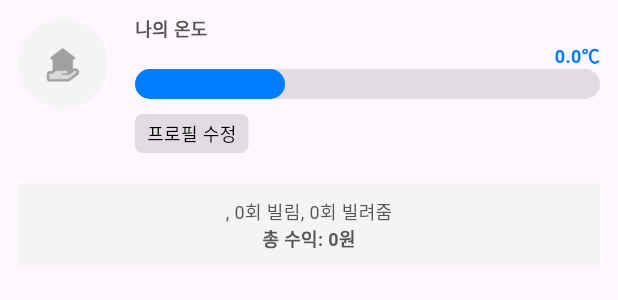
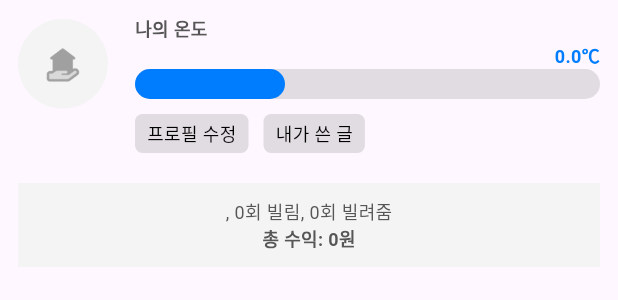
Before and after one commit to billimiut/billimiut_app, a Flutter app: the ProfileCard widget shown alone on an empty page, opened directly with empty values, on a phone screen of 412 x 824 dp. Shown: the top 300 px of the screen. Run offline on Flutter 3.47's test engine with Material 3 defaults, Android fonts, the phone set to English and light mode, and no system bars; our stand-ins replace cloud_firestore, firebase_core, flutter_datetime_picker_plus, flutter_dotenv, flutter_svg, font_awesome_flutter and 4 more; accounts and stored records are empty.

Commit message:
design: 마이페이지 디자인 수정

```diff
--- a/lib/screens/my_page_screen.dart
+++ b/lib/screens/my_page_screen.dart
@@ -80,26 +80,6 @@ class _MyPageState extends State<MyPage> {
                 lendCount: user.lendCount,
                 totalMoney: user.totalMoney,
               ),
-              //임시로 생성///////
-              GestureDetector(
-                onTap: () {
-                  Navigator.push(
-                    context,
-                    MaterialPageRoute(
-                      builder: (context) =>
-                          const MyPostsScreen(), // MyPostsScreen으로 이동
-                    ),
-                  );
-                },
-                child: const Text(
-                  '내가 쓴 글',
-                  style: TextStyle(
-                    fontSize: 15,
-                    color: Colors.black,
-                  ),
-                ),
-              ),
-              //////////////////
               Column(
                 children: [
                   Container(
--- a/lib/widgets/profile_card.dart
+++ b/lib/widgets/profile_card.dart
@@ -1,5 +1,6 @@
 import 'dart:convert';
 
+import 'package:billimiut_app/screens/my_posts_screen.dart';
 import 'package:flutter/material.dart';
 
 class ProfileCard extends StatelessWidget {
@@ -131,6 +132,9 @@ class ProfileCard extends StatelessWidget {
                       const SizedBox(
                         height: 10,
                       ),
+                      Row(
+                        //mainAxisAlignment: MainAxisAlignment.spaceBetween,
+                        children: [
                           GestureDetector(
                             onTap: () {},
                             child: Container(
@@ -151,6 +155,40 @@ class ProfileCard extends StatelessWidget {
                                 ),
                               ),
                             ),
+                          ),
+                          const SizedBox(
+                            width: 10,
+                          ),
+                          GestureDetector(
+                            onTap: () {
+                              Navigator.push(
+                                context,
+                                MaterialPageRoute(
+                                  builder: (context) =>
+                                      const MyPostsScreen(), // MyPostsScreen으로 이동
+                                ),
+                              );
+                            },
+                            child: Container(
+                              padding: const EdgeInsets.symmetric(
+                                horizontal: 8,
+                                vertical: 4,
+                              ),
+                              decoration: BoxDecoration(
+                                color: Colors.grey.withOpacity(0.3),
+                                borderRadius: BorderRadius.circular(5.0),
+                              ),
+                              child: const Text(
+                                "내가 쓴 글",
+                                style: TextStyle(
+                                  fontSize: 12,
+                                  fontWeight: FontWeight.w400,
+                                  color: Colors.black,
+                                ),
+                              ),
+                            ),
+                          ),
+                        ],
                       ),
                     ],
                   ),
```
Lines whose indentation alone changed are shown as unchanged.
